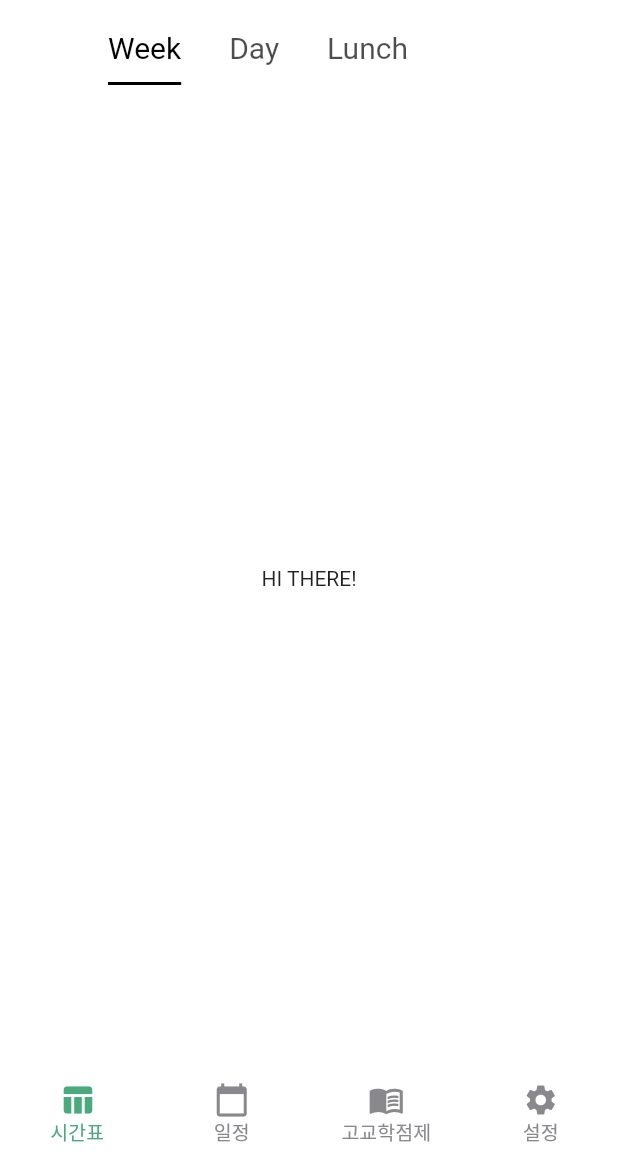
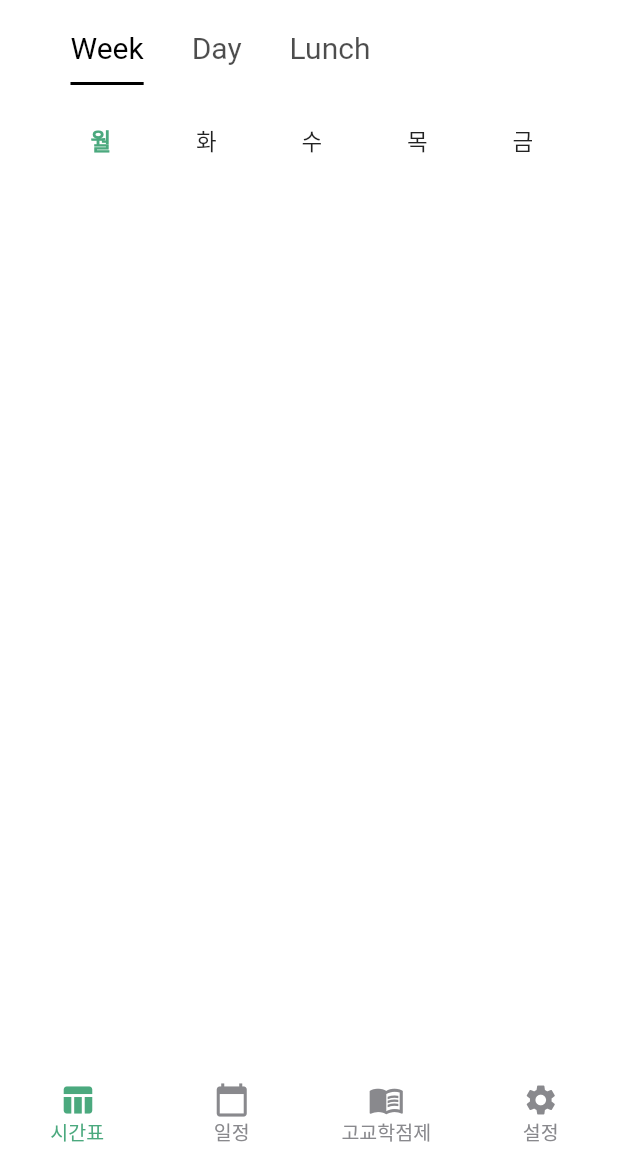
Before and after one commit to High-Apply/classify_app, a Flutter app: the screen it shows after launch, on a phone screen of 412 x 824 dp, the part 80-1236 px from its top. Run offline on Flutter 3.47's test engine with Material 2 defaults, Android fonts, the phone set to English and light mode, and no system bars.

Commit message:
추가 : 주간 시간표에서 요일 Row
오늘 날짜에는 초록색으로 표시, 추후에 underline 혹은 Bold체로 변경 예정

```diff
--- a/lib/screens/timetable/tt_day_screen.dart
+++ b/lib/screens/timetable/tt_day_screen.dart
@@ -0,0 +1,19 @@
+import 'package:flutter/material.dart';
+
+class TTDayScreen extends StatefulWidget {
+  const TTDayScreen({super.key});
+
+  @override
+  State<TTDayScreen> createState() => _TTDayScreenState();
+}
+
+class _TTDayScreenState extends State<TTDayScreen> {
+  @override
+  Widget build(BuildContext context) {
+    return const Scaffold(
+      body: Center(
+        child: Text("DAY SCREEN"),
+      ),
+    );
+  }
+}
--- a/lib/screens/timetable/tt_lunch_screen.dart
+++ b/lib/screens/timetable/tt_lunch_screen.dart
@@ -0,0 +1,17 @@
+import 'package:flutter/material.dart';
+
+class TTLunchScreen extends StatefulWidget {
+  const TTLunchScreen({super.key});
+
+  @override
+  State<TTLunchScreen> createState() => _TTLunchScreenState();
+}
+
+class _TTLunchScreenState extends State<TTLunchScreen> {
+  @override
+  Widget build(BuildContext context) {
+    return const Scaffold(
+      body: Center(child: Text("LUNCH SCREEN")),
+    );
+  }
+}
--- a/lib/screens/timetable/tt_week_screen.dart
+++ b/lib/screens/timetable/tt_week_screen.dart
@@ -1,4 +1,8 @@
+import 'package:classify_app/styles/custom_color_style.dart';
+import 'package:classify_app/styles/custom_font_style.dart';
+import 'package:classify_app/utils/get_week_number.dart';
 import 'package:flutter/material.dart';
+import 'package:intl/intl.dart';
 
 class TTWeekScreen extends StatefulWidget {
   const TTWeekScreen({super.key});
@@ -8,10 +12,85 @@ class TTWeekScreen extends StatefulWidget {
 }
 
 class _TTWeekScreenState extends State<TTWeekScreen> {
+  late String week;
+  late int weekNumber;
+  _TTWeekScreenState() {
+    var now = DateTime.now();
+    week = DateFormat('EEEE').format(now);
+    weekNumber = getWeekNumber(week);
+  }
+
   @override
   Widget build(BuildContext context) {
-    return const Scaffold(
-      body: Center(child: Text("HI THERE!")),
+    return Scaffold(
+      body: Column(
+        mainAxisAlignment: MainAxisAlignment.start,
+        children: [
+          const SizedBox(
+            height: 26,
+          ),
+          Container(
+            margin: const EdgeInsets.only(left: 60),
+            child: Row(
+              mainAxisAlignment: MainAxisAlignment.spaceEvenly,
+              children: [
+                SizedBox(
+                  width: 70,
+                  child: Text(
+                    "월",
+                    style: weekNumber == 1
+                        ? CustomTextStyle.subhead.copyWith(
+                            fontWeight: FontWeight.bold,
+                            color: CustomColor.lightGreen)
+                        : CustomTextStyle.subhead,
+                  ),
+                ),
+                SizedBox(
+                  width: 70,
+                  child: Text(
+                    "화",
+                    style: weekNumber == 2
+                        ? CustomTextStyle.subhead.copyWith(
+                            fontWeight: FontWeight.bold,
+                            color: CustomColor.lightGreen)
+                        : CustomTextStyle.subhead,
+                  ),
+                ),
+                SizedBox(
+                  width: 70,
+                  child: Text(
+                    "수",
+                    style: weekNumber == 2
+                        ? CustomTextStyle.subhead
+                            .copyWith(fontWeight: FontWeight.bold)
+                        : CustomTextStyle.subhead,
+                  ),
+                ),
+                SizedBox(
+                  width: 70,
+                  child: Text(
+                    "목",
+                    style: weekNumber == 2
+                        ? CustomTextStyle.subhead
+                            .copyWith(fontWeight: FontWeight.bold)
+                        : CustomTextStyle.subhead,
+                  ),
+                ),
+                SizedBox(
+                  width: 70,
+                  child: Text(
+                    "금",
+                    style: weekNumber == 2
+                        ? CustomTextStyle.subhead
+                            .copyWith(fontWeight: FontWeight.bold)
+                        : CustomTextStyle.subhead,
+                  ),
+                ),
+              ],
+            ),
+          )
+        ],
+      ),
     );
   }
 }
--- a/lib/screens/timetable_screen.dart
+++ b/lib/screens/timetable_screen.dart
@@ -1,3 +1,5 @@
+import 'package:classify_app/screens/timetable/tt_day_screen.dart';
+import 'package:classify_app/screens/timetable/tt_lunch_screen.dart';
 import 'package:classify_app/screens/timetable/tt_week_screen.dart';
 import 'package:classify_app/widgets/tabbar/tabs.dart';
 import 'package:flutter/material.dart';
@@ -42,7 +44,7 @@ class _TimetableScreenState extends State<TimetableScreen>
           bottom: PreferredSize(
             preferredSize: const Size.fromHeight(kToolbarHeight),
             child: SizedBox(
-              width: 300,
+              width: 350,
               child: TabBar(
                   isScrollable: true,
                   indicatorColor: Colors.black,
@@ -68,15 +70,9 @@ class _TimetableScreenState extends State<TimetableScreen>
           ),
         ),
       ),
-      body: TabBarView(controller: _tabController, children: const [
-        TTWeekScreen(),
-        Center(
-          child: Text("IT IS MAC"),
-        ),
-        Center(
-          child: Text("IT IS RESTAURANT"),
-        ),
-      ]),
+      body: TabBarView(
+          controller: _tabController,
+          children: const [TTWeekScreen(), TTDayScreen(), TTLunchScreen()]),
     );
   }
 }
--- /dev/null
+++ b/lib/utils/get_week_number.dart
@@ -0,0 +1,20 @@
+int getWeekNumber(String week) {
+  switch (week) {
+    case 'Sunday':
+      return 0;
+    case 'Monday':
+      return 1;
+    case 'Tuesday':
+      return 2;
+    case 'Wednesday':
+      return 3;
+    case 'Thursday':
+      return 4;
+    case 'Friday':
+      return 5;
+    case 'Saturday':
+      return 6;
+    default:
+      return 0;
+  }
+}
```
Also changed, not shown: pubspec.yaml (+3 -6 lines), pubspec.lock.
